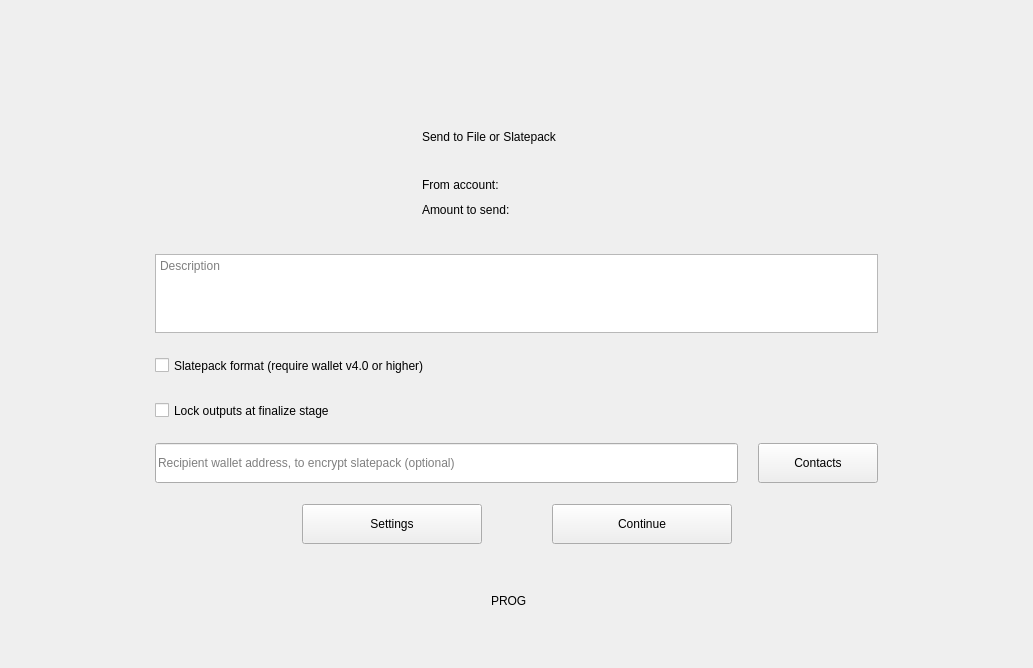
Old version of the form windows_desktop/g_sendOffline.ui in the repository 0xkobe/mwc-wallet.
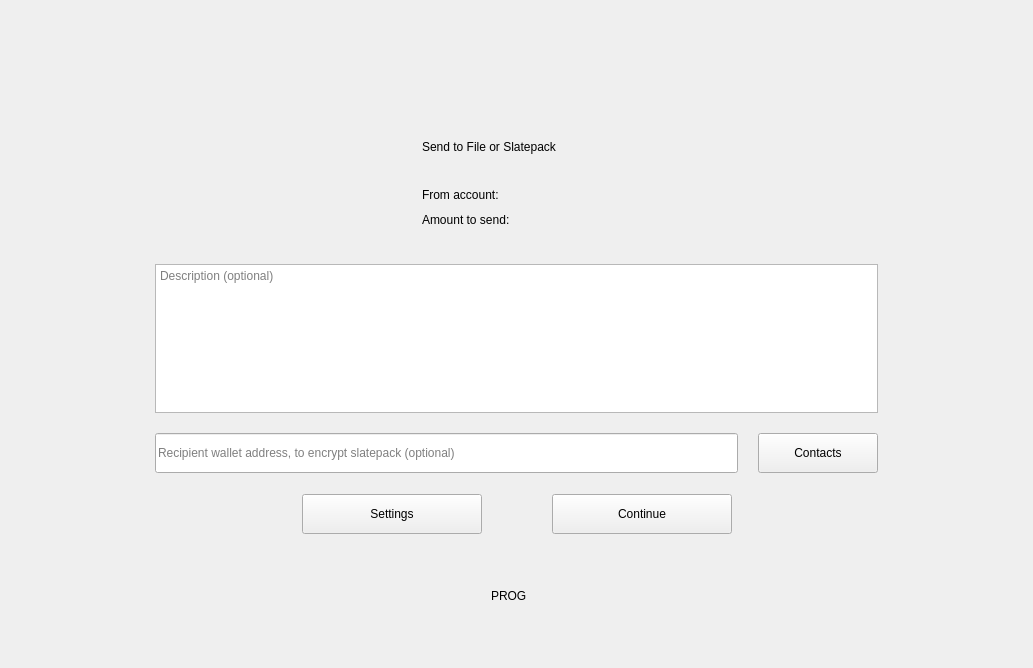
New version of the form. Icons and pictures are not drawn. Custom widgets are drawn as their Qt base class.

Commit message: https://github.com/mwcproject/mwc-qt-wallet/issues/684 - changes requested after initial review https://github.com/mwcproject/mwc-qt-wallet/issues/700 https://github.com/mwcproject/mwc-qt-wallet/issues/699 https://github.com/mwcproject/mwc-qt-wallet/issues/697

```diff
--- a/windows_desktop/g_sendOffline.ui
+++ b/windows_desktop/g_sendOffline.ui
@@ -50,13 +50,13 @@
        <property name="minimumSize">
         <size>
          <width>550</width>
-         <height>420</height>
+         <height>400</height>
         </size>
        </property>
        <property name="maximumSize">
         <size>
          <width>5500</width>
-         <height>420</height>
+         <height>400</height>
         </size>
        </property>
        <property name="frameShape">
@@ -65,7 +65,7 @@
        <property name="frameShadow">
         <enum>QFrame::Raised</enum>
        </property>
-       <layout class="QVBoxLayout" name="verticalLayout_3" stretch="0,1,0,0,0,0,0">
+       <layout class="QVBoxLayout" name="verticalLayout_3" stretch="0,1,0,0,0">
         <property name="spacing">
          <number>20</number>
         </property>
@@ -129,7 +129,7 @@
               <bool>true</bool>
              </property>
             </widget>
-            <widget class="control::MwcLabelLarge" name="label_2">
+            <widget class="control::MwcLabelLarge" name="sendTitleLabel">
              <property name="geometry">
               <rect>
                <x>110</x>
@@ -218,51 +218,7 @@
            <string>Input message for this transaction.</string>
           </property>
           <property name="placeholderText">
-           <string>Description</string>
-          </property>
-         </widget>
-        </item>
-        <item>
-         <widget class="control::MwcCheckBox" name="slatepackCheck">
-          <property name="minimumSize">
-           <size>
-            <width>0</width>
-            <height>25</height>
-           </size>
-          </property>
-          <property name="focusPolicy">
-           <enum>Qt::StrongFocus</enum>
-          </property>
-          <property name="toolTip">
-           <string>Send slate more secure and compact format</string>
-          </property>
-          <property name="text">
-           <string>Slatepack format (require wallet v4.0 or higher)</string>
-          </property>
-          <property name="checked">
-           <bool>false</bool>
-          </property>
-         </widget>
-        </item>
-        <item>
-         <widget class="control::MwcCheckBox" name="lockOutputsLater">
-          <property name="minimumSize">
-           <size>
-            <width>0</width>
-            <height>25</height>
-           </size>
-          </property>
-          <property name="focusPolicy">
-           <enum>Qt::StrongFocus</enum>
-          </property>
-          <property name="toolTip">
-           <string>Pospone funds locking to finalize stage.</string>
-          </property>
-          <property name="text">
-           <string>Lock outputs at finalize stage</string>
-          </property>
-          <property name="checked">
-           <bool>false</bool>
+           <string>Description (optional)</string>
           </property>
          </widget>
         </item>
@@ -566,16 +522,16 @@
   </layout>
  </widget>
  <customwidgets>
-  <customwidget>
-   <class>control::MwcLabelLarge</class>
-   <extends>QLabel</extends>
-   <header>control_desktop/MwcLabel.h</header>
-  </customwidget>
   <customwidget>
    <class>control::MwcPushButtonNormal</class>
    <extends>QPushButton</extends>
    <header>control_desktop/MwcPushButton.h</header>
   </customwidget>
+  <customwidget>
+   <class>control::MwcLabelLarge</class>
+   <extends>QLabel</extends>
+   <header>control_desktop/MwcLabel.h</header>
+  </customwidget>
   <customwidget>
    <class>control::MwcLabelProgress</class>
    <extends>QLabel</extends>
@@ -591,11 +547,6 @@
    <extends>QLabel</extends>
    <header>control_desktop/MwcLabel.h</header>
   </customwidget>
-  <customwidget>
-   <class>control::MwcCheckBox</class>
-   <extends>QCheckBox</extends>
-   <header>control_desktop/MwcCheckBox.h</header>
-  </customwidget>
  </customwidgets>
  <tabstops>
   <tabstop>descriptionEdit</tabstop>
```
Left out of the diff: 2 changed lines with no effect on the pictures. The commit also changes 44 other files.
